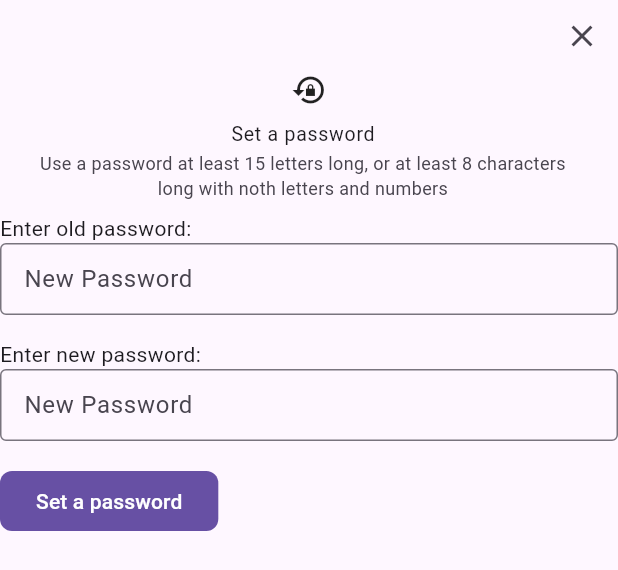
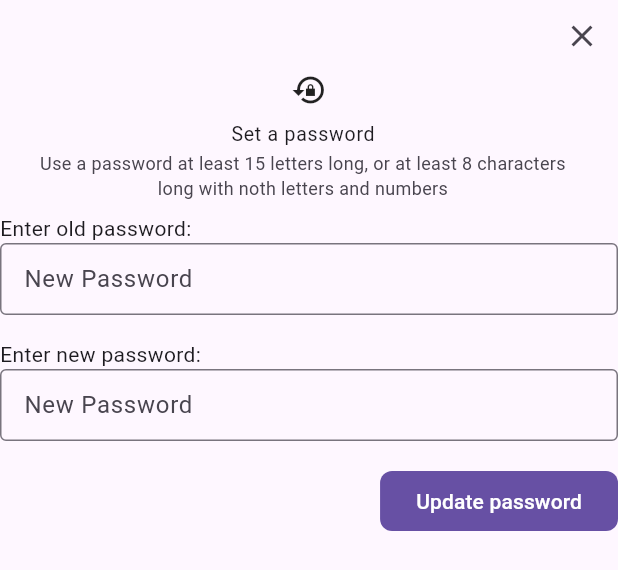
Before and after one commit to Mahender-Kumar/project_emp, a Flutter app: the ChangePasswordPage widget shown alone on an empty page, opened directly, on a phone screen of 412 x 824 dp. Shown: the top 570 px of the screen. Run offline on Flutter 3.47's test engine with Material 3 defaults, Android fonts, the phone set to English and light mode, and no system bars; our stand-ins replace cloud_firestore, equatable, firebase_auth, firebase_core, flutter_bloc, go_router and 1 more; missing offline and left inert: flutter_adaptive_scaffold; accounts and stored records are empty; generated files the repository leaves out were written again; network calls fail.

Commit message:
refactor: improve button alignment and loading indicators in ChangeDisplayName and ChangePassword pages

```diff
--- a/lib/presentation/views/settings/components/change_pasword.dart
+++ b/lib/presentation/views/settings/components/change_pasword.dart
@@ -59,7 +59,7 @@ class ChangePasswordPageState extends State<ChangePasswordPage> {
       } else if (e.code == 'requires-recent-login') {
         errorMessage = "Please log in again and retry.";
       }
-      if(mounted) {
+      if (mounted) {
         ScaffoldMessenger.of(
           context,
         ).showSnackBar(SnackBar(content: Text(errorMessage)));
@@ -131,9 +131,9 @@ class ChangePasswordPageState extends State<ChangePasswordPage> {
                         : null,
           ),
           const SizedBox(height: 16),
-          _isLoading
-              ? const Center(child: CircularProgressIndicator())
-              : ExpandedBtn(
+          Align(
+            alignment: Alignment.centerRight,
+            child: ExpandedBtn(
               onPressed: _changePassword,
               style: FilledButton.styleFrom(
                 backgroundColor: Theme.of(context).colorScheme.primary,
@@ -141,7 +141,18 @@ class ChangePasswordPageState extends State<ChangePasswordPage> {
                   borderRadius: BorderRadius.circular(btnRadius),
                 ),
               ),
-                child: const Text("Set a password"),
+              child:
+                  _isLoading
+                      ? SizedBox(
+                        width: 24,
+                        height: 24,
+                        child: CircularProgressIndicator(
+                          color:
+                              Theme.of(context).colorScheme.secondaryContainer,
+                        ),
+                      )
+                      : const Text("Update password"),
+            ),
           ),
         ],
       ),
```
Also changed, not shown: lib/presentation/views/settings/components/change_display_name.dart (+8 -4 lines). Lines whose indentation alone changed are shown as unchanged.
